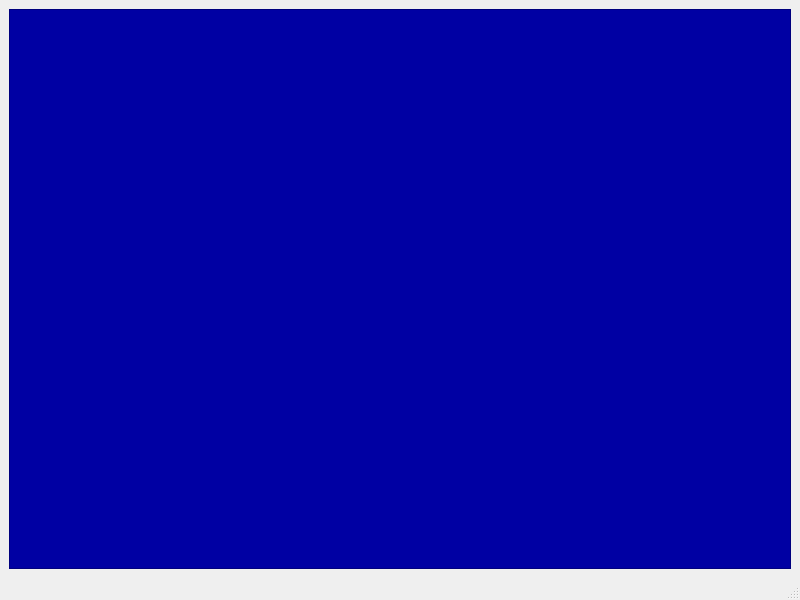
Old version of the form mainwindow.ui in the repository nrobbeGE1/projet-GL-space-invaders.
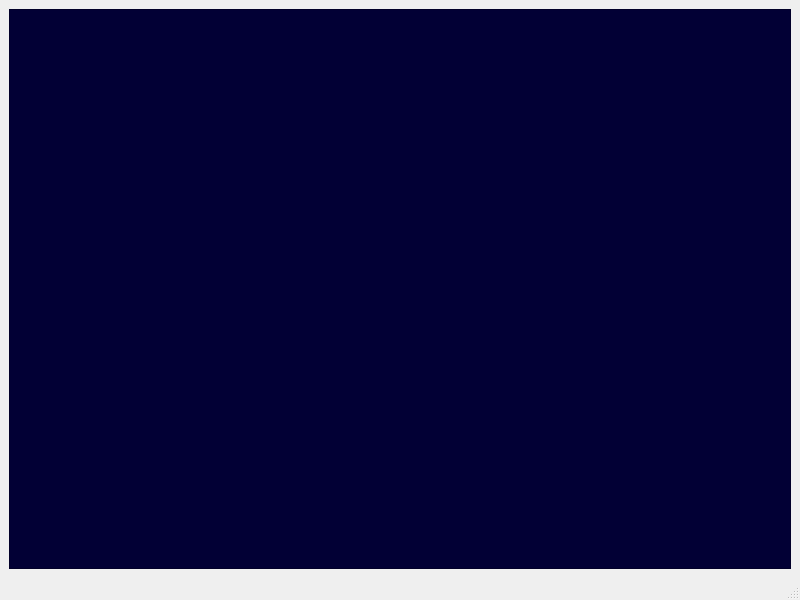
New version of the form.

```diff
--- a/mainwindow.ui
+++ b/mainwindow.ui
@@ -18,7 +18,7 @@
     <item row="0" column="0">
      <widget class="QGraphicsView" name="graphicsView">
       <property name="styleSheet">
-       <string notr="true">background-color: rgb(0, 0, 163);</string>
+       <string notr="true">background-color: rgb(2, 0, 53);</string>
       </property>
      </widget>
     </item>
```
